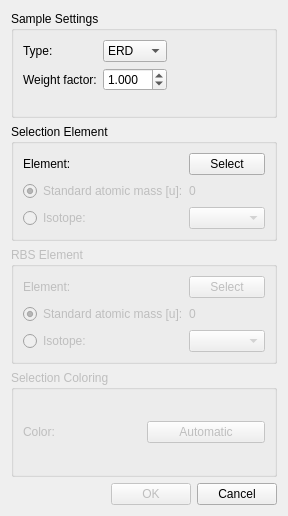
JYU-IBA/potku, file ui_files/ui_selection_settings.ui: the form before one commit.
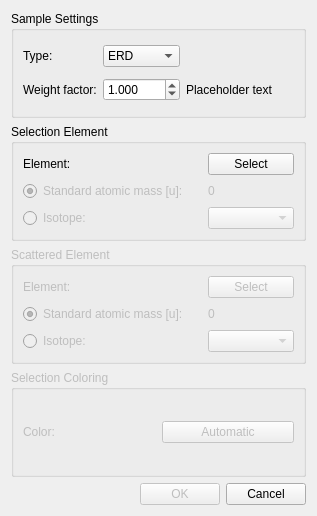
The form after the commit.

What changed in the file:
```diff
--- a/ui_files/ui_selection_settings.ui
+++ b/ui_files/ui_selection_settings.ui
@@ -6,12 +6,12 @@
    <rect>
     <x>0</x>
     <y>0</y>
-    <width>288</width>
+    <width>317</width>
     <height>516</height>
    </rect>
   </property>
   <property name="sizePolicy">
-   <sizepolicy hsizetype="Fixed" vsizetype="Fixed">
+   <sizepolicy hsizetype="Minimum" vsizetype="Minimum">
     <horstretch>0</horstretch>
     <verstretch>0</verstretch>
    </sizepolicy>
@@ -24,7 +24,7 @@
   </property>
   <property name="maximumSize">
    <size>
-    <width>360</width>
+    <width>660</width>
     <height>516</height>
    </size>
   </property>
@@ -65,6 +65,9 @@
        <property name="text">
         <string>Cancel</string>
        </property>
+       <property name="autoDefault">
+        <bool>false</bool>
+       </property>
       </widget>
      </item>
     </layout>
@@ -75,7 +78,7 @@
       <bool>false</bool>
      </property>
      <property name="title">
-      <string>RBS Element</string>
+      <string>Scattered Element</string>
      </property>
      <layout class="QGridLayout" name="gridLayout_4">
       <item row="1" column="0" colspan="2">
@@ -120,6 +123,9 @@
         <property name="text">
          <string>Select</string>
         </property>
+        <property name="autoDefault">
+         <bool>false</bool>
+        </property>
        </widget>
       </item>
       <item row="2" column="0">
@@ -141,18 +147,36 @@
       <string>Sample Settings</string>
      </property>
      <layout class="QGridLayout" name="gridLayout_2">
+      <item row="0" column="0">
+       <widget class="QLabel" name="label_elementtype_2">
+        <property name="enabled">
+         <bool>true</bool>
+        </property>
+        <property name="minimumSize">
+         <size>
+          <width>0</width>
+          <height>0</height>
+         </size>
+        </property>
+        <property name="text">
+         <string>Type:</string>
+        </property>
+       </widget>
+      </item>
       <item row="0" column="1">
-       <layout class="QHBoxLayout" name="horizontalLayout_9">
-        <item>
-         <layout class="QFormLayout" name="formLayout">
-          <property name="fieldGrowthPolicy">
-           <enum>QFormLayout::AllNonFixedFieldsGrow</enum>
-          </property>
-          <item row="1" column="1">
            <widget class="QComboBox" name="sampleType">
             <property name="enabled">
              <bool>true</bool>
             </property>
+        <property name="minimumSize">
+         <size>
+          <width>0</width>
+          <height>20</height>
+         </size>
+        </property>
+        <property name="toolTip">
+         <string/>
+        </property>
             <item>
              <property name="text">
               <string>ERD</string>
@@ -165,7 +189,7 @@
             </item>
            </widget>
           </item>
-          <item row="2" column="0">
+      <item row="1" column="0">
            <widget class="QLabel" name="label_weight_factor_2">
             <property name="enabled">
              <bool>true</bool>
@@ -175,7 +199,7 @@
             </property>
            </widget>
           </item>
-          <item row="2" column="1">
+      <item row="1" column="1">
            <widget class="QDoubleSpinBox" name="sampleWeightFactor">
             <property name="enabled">
              <bool>true</bool>
@@ -183,6 +207,9 @@
             <property name="decimals">
              <number>3</number>
             </property>
+        <property name="maximum">
+         <double>9999.989999999999782</double>
+        </property>
             <property name="singleStep">
              <double>0.100000000000000</double>
             </property>
@@ -191,25 +218,23 @@
             </property>
            </widget>
           </item>
-          <item row="1" column="0">
-           <widget class="QLabel" name="label_elementtype_2">
-            <property name="enabled">
-             <bool>true</bool>
-            </property>
+      <item row="1" column="2">
+       <widget class="QLabel" name="isotope_specific_weight_factor_label">
             <property name="minimumSize">
              <size>
               <width>0</width>
-              <height>0</height>
-             </size>
-            </property>
+          <height>20</height>
+         </size>
+        </property>
+        <property name="toolTip">
+         <string>Weight factor for specific isotope for element concentration.</string>
+        </property>
             <property name="text">
-             <string>Type:</string>
+         <string>Placeholder text</string>
             </property>
            </widget>
           </item>
-         </layout>
-        </item>
-        <item>
+      <item row="1" column="3">
          <spacer name="horizontalSpacer_2">
           <property name="orientation">
            <enum>Qt::Horizontal</enum>
@@ -223,8 +248,6 @@
          </spacer>
         </item>
        </layout>
-      </item>
-     </layout>
     </widget>
    </item>
    <item row="4" column="0">
@@ -250,6 +273,9 @@
           <property name="text">
            <string>Automatic</string>
           </property>
+          <property name="autoDefault">
+           <bool>false</bool>
+          </property>
          </widget>
         </item>
        </layout>
```
Left out of the diff: 9 changed lines with no effect on the pictures. Lines whose indentation alone changed are shown as unchanged.
